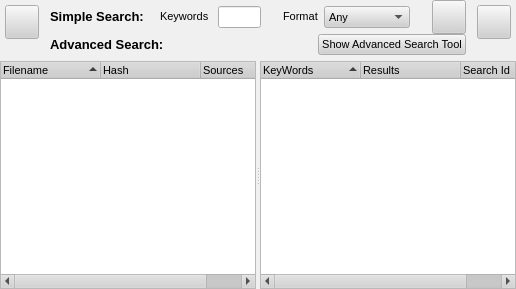
This is rs-Qt-gui/src/gui/SearchDialog.ui in autoscatto/retroshare as Qt 5 draws it before an edit. The edited form follows.
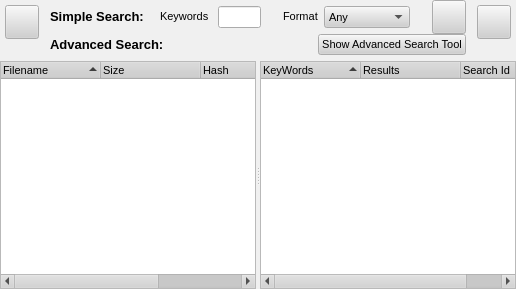
This is the edited form. Icons and pictures are not drawn.

Commit message: Improvements to the Search Dialog: - Added file size to search results. - Attached download button. - Multiselection in search results. - included local results in search. (colour coded). - don't download local results (display notice). - made basic search case insensitive. - completed remove search results functions.

What changed in the file:
```diff
--- a/rs-Qt-gui/src/gui/SearchDialog.ui
+++ b/rs-Qt-gui/src/gui/SearchDialog.ui
@@ -1022,6 +1022,11 @@
           <string>Filename</string>
          </property>
         </column>
+        <column>
+         <property name="text" >
+          <string>Size</string>
+         </property>
+        </column>
         <column>
          <property name="text" >
           <string>Hash</string>
```
The commit also changes 7 other files.
